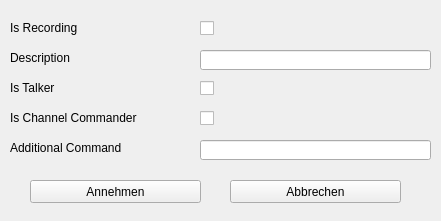
The window that shittyExploits/QtConfig.ui (exp111/TS3PatchExtensions) describes before a commit, drawn with Qt 5.
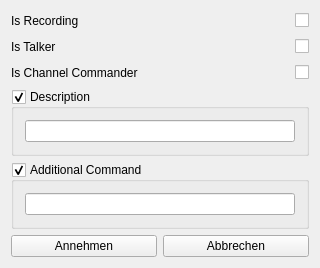
The same window after the commit.

The edit to the form file:
```diff
--- a/shittyExploits/QtConfig.ui
+++ b/shittyExploits/QtConfig.ui
@@ -6,8 +6,8 @@
    <rect>
     <x>0</x>
     <y>0</y>
-    <width>441</width>
-    <height>221</height>
+    <width>320</width>
+    <height>254</height>
    </rect>
   </property>
   <property name="minimumSize">
@@ -22,156 +22,149 @@
   <property name="windowTitle">
    <string>Shitty Exploits</string>
   </property>
-  <widget class="QLineEdit" name="descriptionLine">
-   <property name="geometry">
-    <rect>
-     <x>200</x>
-     <y>50</y>
-     <width>231</width>
-     <height>20</height>
-    </rect>
-   </property>
-  </widget>
-  <widget class="QLabel" name="descriptionLabel">
-   <property name="geometry">
-    <rect>
-     <x>10</x>
-     <y>50</y>
-     <width>191</width>
-     <height>16</height>
-    </rect>
-   </property>
-   <property name="text">
-    <string>Description</string>
-   </property>
-  </widget>
+  <layout class="QVBoxLayout" name="verticalLayout_3">
+   <item>
+    <layout class="QHBoxLayout" name="horizontalLayout_4">
+     <item>
   <widget class="QLabel" name="isRecordingLabel">
-   <property name="geometry">
-    <rect>
-     <x>10</x>
-     <y>20</y>
-     <width>191</width>
-     <height>16</height>
-    </rect>
-   </property>
    <property name="text">
     <string>Is Recording</string>
    </property>
   </widget>
+     </item>
+     <item>
+      <spacer name="horizontalSpacer">
+       <property name="orientation">
+        <enum>Qt::Horizontal</enum>
+       </property>
+       <property name="sizeHint" stdset="0">
+        <size>
+         <width>40</width>
+         <height>20</height>
+        </size>
+       </property>
+      </spacer>
+     </item>
+     <item>
   <widget class="QCheckBox" name="isRecordingCheckbox">
-   <property name="geometry">
-    <rect>
-     <x>200</x>
-     <y>20</y>
-     <width>70</width>
-     <height>17</height>
-    </rect>
-   </property>
    <property name="text">
     <string/>
    </property>
   </widget>
+     </item>
+    </layout>
+   </item>
+   <item>
+    <layout class="QHBoxLayout" name="horizontalLayout_3">
+     <item>
   <widget class="QLabel" name="isTalkerLabel">
-   <property name="geometry">
-    <rect>
-     <x>10</x>
-     <y>80</y>
-     <width>191</width>
-     <height>16</height>
-    </rect>
-   </property>
    <property name="text">
     <string>Is Talker</string>
    </property>
   </widget>
+     </item>
+     <item>
+      <spacer name="horizontalSpacer_2">
+       <property name="orientation">
+        <enum>Qt::Horizontal</enum>
+       </property>
+       <property name="sizeHint" stdset="0">
+        <size>
+         <width>40</width>
+         <height>20</height>
+        </size>
+       </property>
+      </spacer>
+     </item>
+     <item>
+      <widget class="QCheckBox" name="isTalkerCheckbox">
+       <property name="text">
+        <string/>
+       </property>
+      </widget>
+     </item>
+    </layout>
+   </item>
+   <item>
+    <layout class="QHBoxLayout" name="horizontalLayout_2">
+     <item>
   <widget class="QLabel" name="isChannelCommanderLabel">
-   <property name="geometry">
-    <rect>
-     <x>10</x>
-     <y>110</y>
-     <width>191</width>
-     <height>16</height>
-    </rect>
-   </property>
    <property name="text">
     <string>Is Channel Commander</string>
    </property>
   </widget>
-  <widget class="QCheckBox" name="isTalkerCheckbox">
-   <property name="geometry">
-    <rect>
-     <x>200</x>
-     <y>80</y>
-     <width>70</width>
-     <height>17</height>
-    </rect>
-   </property>
-   <property name="text">
-    <string/>
-   </property>
-  </widget>
+     </item>
+     <item>
+      <spacer name="horizontalSpacer_3">
+       <property name="orientation">
+        <enum>Qt::Horizontal</enum>
+       </property>
+       <property name="sizeHint" stdset="0">
+        <size>
+         <width>40</width>
+         <height>20</height>
+        </size>
+       </property>
+      </spacer>
+     </item>
+     <item>
   <widget class="QCheckBox" name="isChannelCommanderCheckbox">
-   <property name="geometry">
-    <rect>
-     <x>200</x>
-     <y>110</y>
-     <width>70</width>
-     <height>17</height>
-    </rect>
-   </property>
    <property name="text">
     <string/>
    </property>
   </widget>
+     </item>
+    </layout>
+   </item>
+   <item>
+    <widget class="QGroupBox" name="grp_description">
+     <property name="title">
+      <string>Description</string>
+     </property>
+     <property name="checkable">
+      <bool>true</bool>
+     </property>
+     <layout class="QVBoxLayout" name="verticalLayout">
+      <item>
+       <widget class="QLineEdit" name="descriptionLine"/>
+      </item>
+     </layout>
+    </widget>
+   </item>
+   <item>
+    <widget class="QGroupBox" name="groupBox">
+     <property name="title">
+      <string>Additional Command</string>
+     </property>
+     <property name="checkable">
+      <bool>true</bool>
+     </property>
+     <layout class="QVBoxLayout" name="verticalLayout_2">
+      <item>
+       <widget class="QLineEdit" name="additionalCommandLine"/>
+      </item>
+     </layout>
+    </widget>
+   </item>
+   <item>
+    <layout class="QHBoxLayout" name="horizontalLayout">
+     <item>
   <widget class="QPushButton" name="acceptButton">
-   <property name="geometry">
-    <rect>
-     <x>30</x>
-     <y>180</y>
-     <width>171</width>
-     <height>23</height>
-    </rect>
-   </property>
    <property name="text">
     <string>Annehmen</string>
    </property>
   </widget>
+     </item>
+     <item>
   <widget class="QPushButton" name="closeButton">
-   <property name="geometry">
-    <rect>
-     <x>230</x>
-     <y>180</y>
-     <width>171</width>
-     <height>23</height>
-    </rect>
-   </property>
    <property name="text">
     <string>Abbrechen</string>
    </property>
   </widget>
-  <widget class="QLineEdit" name="additionalCommandLine">
-   <property name="geometry">
-    <rect>
-     <x>200</x>
-     <y>140</y>
-     <width>231</width>
-     <height>20</height>
-    </rect>
-   </property>
-  </widget>
-  <widget class="QLabel" name="additionalCommandLabel">
-   <property name="geometry">
-    <rect>
-     <x>10</x>
-     <y>140</y>
-     <width>181</width>
-     <height>16</height>
-    </rect>
-   </property>
-   <property name="text">
-    <string>Additional Command</string>
-   </property>
-  </widget>
+     </item>
+    </layout>
+   </item>
+  </layout>
  </widget>
  <layoutdefault spacing="6" margin="11"/>
  <resources/>
```
Lines whose indentation alone changed are shown as unchanged.
